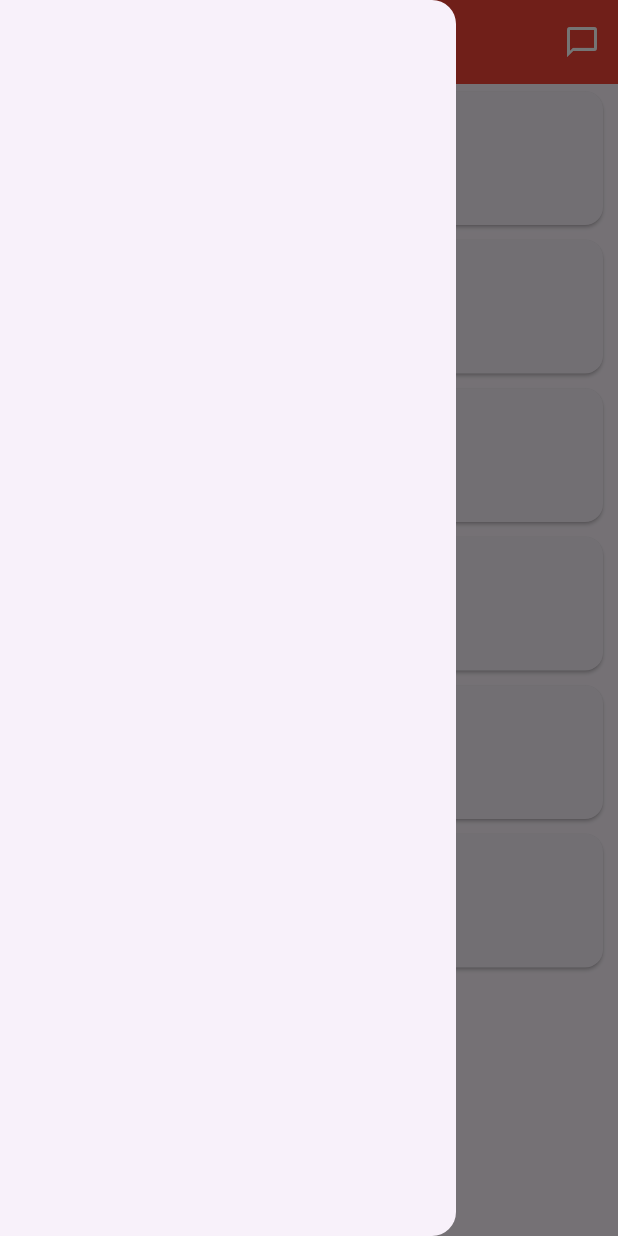
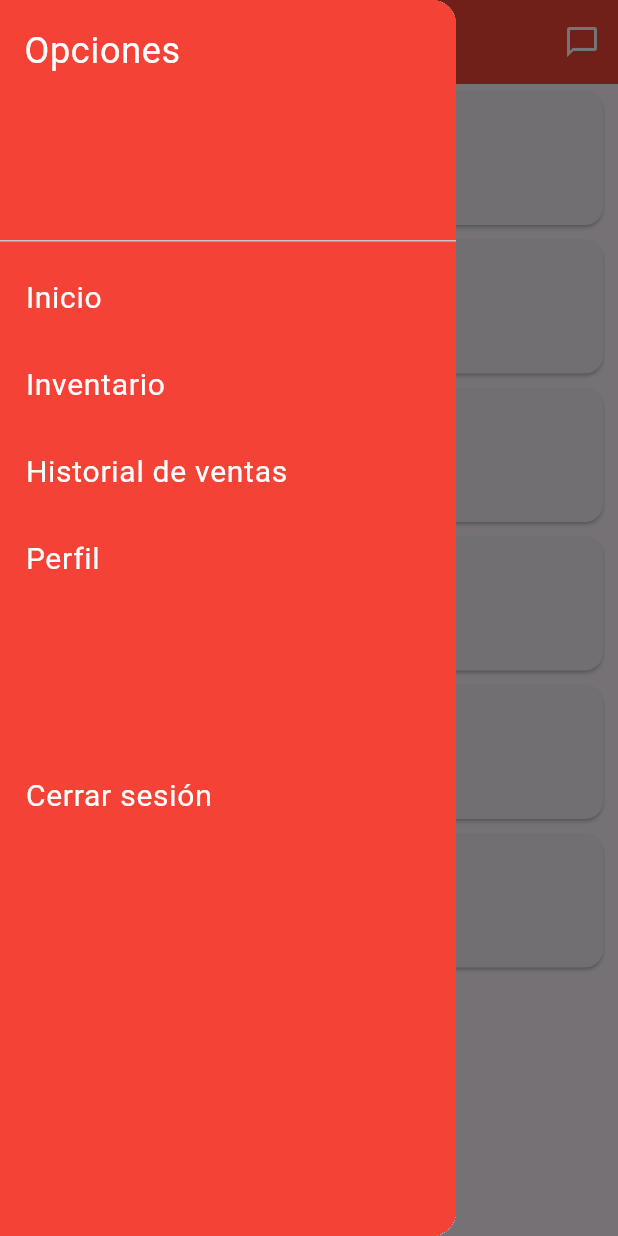
Before and after one commit to marlonbossa09/red_snack_gestion, a Flutter app: the HistorialVentas screen opened directly, with the side drawer open, on a phone screen of 412 x 824 dp. Run offline on Flutter 3.47's test engine with Material 3 defaults, Android fonts, the phone set to English and light mode, and no system bars; our stand-ins replace fl_chart.

Commit message:
actualizacion de vistas

```diff
--- a/lib/app/pages/conversacion_page.dart
+++ b/lib/app/pages/conversacion_page.dart
@@ -122,10 +122,12 @@ class _ConversacionPageState extends State<ConversacionPage> {
                   onPressed: () {
                     if (isTyping) {
                       // Lógica para enviar mensaje
+                      // ignore: avoid_print
                       print("Mensaje enviado: ${_messageController.text}");
                       _messageController.clear(); // Limpiar el campo después de enviar
                     } else {
                       // Lógica para activar el micrófono o grabar
+                      // ignore: avoid_print
                       print("Grabar audio");
                     }
                   },
--- a/lib/app/pages/historial_venta_page.dart
+++ b/lib/app/pages/historial_venta_page.dart
@@ -24,7 +24,7 @@ class _HistorialVentasState extends State<HistorialVentas> {
   Widget build(BuildContext context) {
     return Scaffold(
       appBar: const GlobalAppBar(title: 'Historial', chatPage: Chats()),
-      drawer: const Drawer(), // Aquí va tu widget SideMenu
+      drawer: const SideMenu(),
       body: ListView.builder(
         itemCount: ventas.length,
         itemBuilder: (context, index) {
--- a/lib/app/widget/appbar.dart
+++ b/lib/app/widget/appbar.dart
@@ -1,7 +1,7 @@
 import 'package:flutter/material.dart';
 import 'package:red_snack_gestion/app/pages/home.dart';
 import 'package:red_snack_gestion/app/pages/inventario.dart';
-import 'package:red_snack_gestion/app/pages/transaciones_page.dart';
+import 'package:red_snack_gestion/app/pages/historial_venta_page.dart';
 import 'package:red_snack_gestion/app/pages/usuario_page.dart';
 
 class GlobalAppBar extends StatelessWidget implements PreferredSizeWidget {
```
